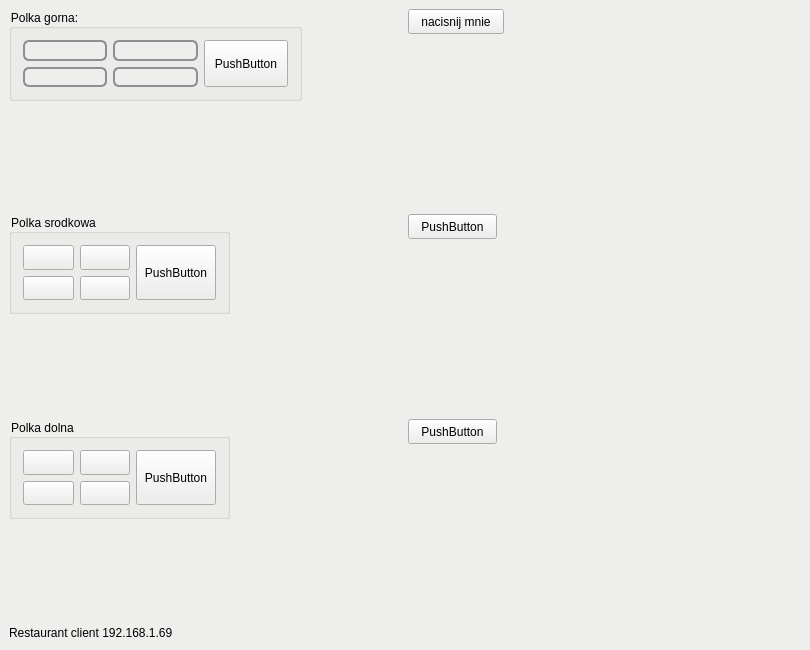
Before: the Qt Designer form soft/restaurant/guiRestaurant/mainwindow.ui in PaulWozny/AA1, drawn with Qt 5.
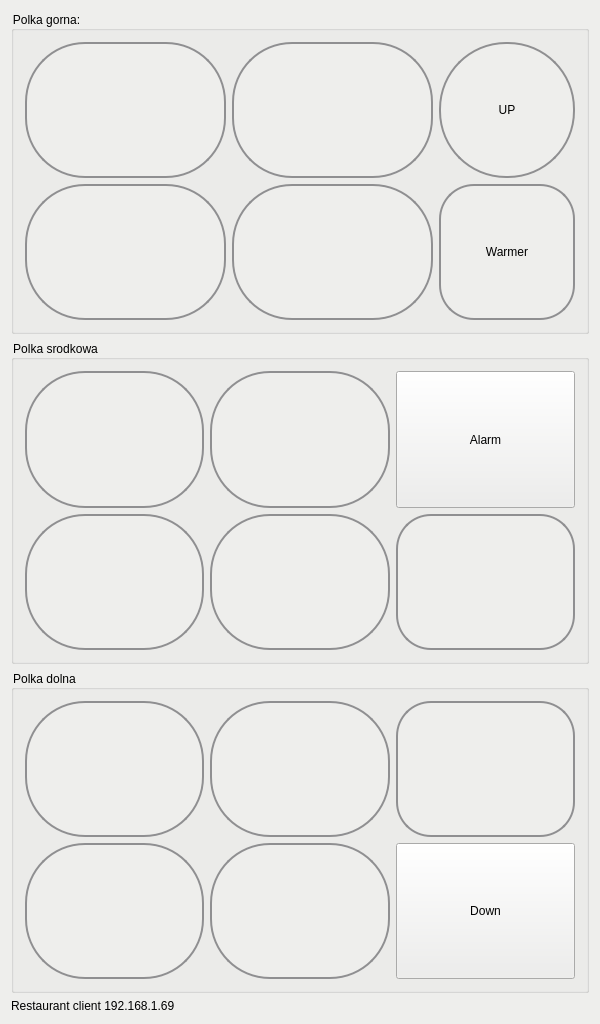
After: the same form once the commit is applied.

```diff
--- a/soft/restaurant/guiRestaurant/mainwindow.ui
+++ b/soft/restaurant/guiRestaurant/mainwindow.ui
@@ -6,10 +6,22 @@
    <rect>
     <x>0</x>
     <y>0</y>
-    <width>810</width>
-    <height>650</height>
+    <width>600</width>
+    <height>1024</height>
    </rect>
   </property>
+  <property name="minimumSize">
+   <size>
+    <width>600</width>
+    <height>1024</height>
+   </size>
+  </property>
+  <property name="maximumSize">
+   <size>
+    <width>600</width>
+    <height>1024</height>
+   </size>
+  </property>
   <property name="windowTitle">
    <string>restauracja</string>
   </property>
@@ -18,58 +30,222 @@
 border-color: rgb(211, 215, 207);</string>
   </property>
   <widget class="QWidget" name="centralWidget">
-   <widget class="QPushButton" name="pushButton_bell">
-    <property name="geometry">
-     <rect>
-      <x>408</x>
-      <y>214</y>
-      <width>89</width>
-      <height>25</height>
-     </rect>
-    </property>
+   <layout class="QGridLayout" name="gridLayout_4">
+    <item row="0" column="0">
+     <widget class="QGroupBox" name="groupBox_upper">
+      <property name="title">
+       <string>Polka gorna:</string>
+      </property>
+      <layout class="QGridLayout" name="gridLayout">
+       <item row="1" column="0">
+        <widget class="QPushButton" name="pushButton_11">
     <property name="sizePolicy">
      <sizepolicy hsizetype="Preferred" vsizetype="Preferred">
       <horstretch>0</horstretch>
       <verstretch>0</verstretch>
      </sizepolicy>
     </property>
+         <property name="styleSheet">
+          <string notr="true">QPushButton {
+	font: 48pt &quot;Ubuntu&quot;;
+    border: 2px solid #8f8f91;
+    border-radius: 60px;
+    background-color: qlineargradient(x1: 0, y1: 0, x2: 0, y2: 1,
+                                      stop: 0 #f6f7fa, stop: 1 #dadbde);
+}
+
+QPushButton:pressed {
+    background-color: qlineargradient(x1: 0, y1: 0, x2: 0, y2: 1,
+                                      stop: 0 #dadbde, stop: 1 #f6f7fa);
+}</string>
+         </property>
     <property name="text">
-     <string>PushButton</string>
-    </property>
-   </widget>
+          <string/>
+         </property>
+        </widget>
+       </item>
+       <item row="1" column="1">
+        <widget class="QPushButton" name="pushButton_12">
+         <property name="sizePolicy">
+          <sizepolicy hsizetype="Preferred" vsizetype="Preferred">
+           <horstretch>0</horstretch>
+           <verstretch>0</verstretch>
+          </sizepolicy>
+         </property>
+         <property name="styleSheet">
+          <string notr="true">QPushButton {
+	font: 48pt &quot;Ubuntu&quot;;
+    border: 2px solid #8f8f91;
+    border-radius: 60px;
+    background-color: qlineargradient(x1: 0, y1: 0, x2: 0, y2: 1,
+                                      stop: 0 #f6f7fa, stop: 1 #dadbde);
+}
+
+QPushButton:pressed {
+    background-color: qlineargradient(x1: 0, y1: 0, x2: 0, y2: 1,
+                                      stop: 0 #dadbde, stop: 1 #f6f7fa);
+}</string>
+         </property>
+         <property name="text">
+          <string/>
+         </property>
+        </widget>
+       </item>
+       <item row="2" column="2">
+        <widget class="QPushButton" name="pushButton_upperHeater">
+         <property name="sizePolicy">
+          <sizepolicy hsizetype="Preferred" vsizetype="Preferred">
+           <horstretch>0</horstretch>
+           <verstretch>0</verstretch>
+          </sizepolicy>
+         </property>
+         <property name="minimumSize">
+          <size>
+           <width>136</width>
+           <height>136</height>
+          </size>
+         </property>
+         <property name="maximumSize">
+          <size>
+           <width>136</width>
+           <height>136</height>
+          </size>
+         </property>
+         <property name="styleSheet">
+          <string notr="true">QPushButton {
+	font: 24pt &quot;Ubuntu&quot;;
+    border: 2px solid #8f8f91;
+    border-radius: 35px;
+    background-color: qlineargradient(x1: 0, y1: 0, x2: 0, y2: 1,
+                                      stop: 0 #f6f7fa, stop: 1 #dadbde);
+}
+
+QPushButton:pressed {
+    
+	background-color: rgb(115, 210, 22);
+}</string>
+         </property>
+         <property name="text">
+          <string>Warmer</string>
+         </property>
+        </widget>
+       </item>
+       <item row="2" column="1">
+        <widget class="QPushButton" name="pushButton_10">
+         <property name="sizePolicy">
+          <sizepolicy hsizetype="Preferred" vsizetype="Preferred">
+           <horstretch>0</horstretch>
+           <verstretch>0</verstretch>
+          </sizepolicy>
+         </property>
+         <property name="styleSheet">
+          <string notr="true">QPushButton {
+	font: 48pt &quot;Ubuntu&quot;;
+    border: 2px solid #8f8f91;
+    border-radius: 60px;
+    background-color: qlineargradient(x1: 0, y1: 0, x2: 0, y2: 1,
+                                      stop: 0 #f6f7fa, stop: 1 #dadbde);
+}
+
+QPushButton:pressed {
+    background-color: qlineargradient(x1: 0, y1: 0, x2: 0, y2: 1,
+                                      stop: 0 #dadbde, stop: 1 #f6f7fa);
+}</string>
+         </property>
+         <property name="text">
+          <string/>
+         </property>
+        </widget>
+       </item>
+       <item row="2" column="0">
+        <widget class="QPushButton" name="pushButton_9">
+         <property name="sizePolicy">
+          <sizepolicy hsizetype="Preferred" vsizetype="Preferred">
+           <horstretch>0</horstretch>
+           <verstretch>0</verstretch>
+          </sizepolicy>
+         </property>
+         <property name="styleSheet">
+          <string notr="true">QPushButton {
+	font: 48pt &quot;Ubuntu&quot;;
+    border: 2px solid #8f8f91;
+    border-radius: 60px;
+    background-color: qlineargradient(x1: 0, y1: 0, x2: 0, y2: 1,
+                                      stop: 0 #f6f7fa, stop: 1 #dadbde);
+}
+
+QPushButton:pressed {
+    background-color: qlineargradient(x1: 0, y1: 0, x2: 0, y2: 1,
+                                      stop: 0 #dadbde, stop: 1 #f6f7fa);
+}</string>
+         </property>
+         <property name="text">
+          <string/>
+         </property>
+        </widget>
+       </item>
+       <item row="1" column="2">
    <widget class="QPushButton" name="pushButton_up">
-    <property name="geometry">
-     <rect>
-      <x>408</x>
-      <y>9</y>
-      <width>96</width>
-      <height>25</height>
-     </rect>
-    </property>
     <property name="sizePolicy">
      <sizepolicy hsizetype="Preferred" vsizetype="Preferred">
       <horstretch>0</horstretch>
       <verstretch>0</verstretch>
      </sizepolicy>
     </property>
+         <property name="minimumSize">
+          <size>
+           <width>136</width>
+           <height>136</height>
+          </size>
+         </property>
+         <property name="maximumSize">
+          <size>
+           <width>136</width>
+           <height>136</height>
+          </size>
+         </property>
+         <property name="styleSheet">
+          <string notr="true">QPushButton {
+	font: 48pt &quot;Ubuntu&quot;;
+    border: 2px solid #8f8f91;
+    border-radius: 67px;
+    background-color: qlineargradient(x1: 0, y1: 0, x2: 0, y2: 1,
+                                      stop: 0 #f6f7fa, stop: 1 #dadbde);
+}
+
+QPushButton:pressed {
+    background-color: qlineargradient(x1: 0, y1: 0, x2: 0, y2: 1,
+                                      stop: 0 #dadbde, stop: 1 #f6f7fa);
+}</string>
+         </property>
     <property name="text">
-     <string>nacisnij mnie</string>
-    </property>
-   </widget>
+          <string>UP</string>
+         </property>
+        </widget>
+       </item>
+      </layout>
+     </widget>
+    </item>
+    <item row="3" column="0">
+     <widget class="QLabel" name="label">
+      <property name="sizePolicy">
+       <sizepolicy hsizetype="Preferred" vsizetype="Fixed">
+        <horstretch>0</horstretch>
+        <verstretch>0</verstretch>
+       </sizepolicy>
+      </property>
+      <property name="text">
+       <string>Restaurant client 192.168.1.69</string>
+      </property>
+     </widget>
+    </item>
+    <item row="2" column="0">
    <widget class="QGroupBox" name="groupBox_lower">
-    <property name="geometry">
-     <rect>
-      <x>9</x>
-      <y>419</y>
-      <width>221</width>
-      <height>100</height>
-     </rect>
-    </property>
     <property name="title">
      <string>Polka dolna</string>
     </property>
     <layout class="QGridLayout" name="gridLayout_3">
-     <item row="0" column="1">
+       <item row="1" column="1">
       <widget class="QPushButton" name="pushButton_4">
        <property name="sizePolicy">
         <sizepolicy hsizetype="Preferred" vsizetype="Preferred">
@@ -77,12 +253,26 @@
          <verstretch>0</verstretch>
         </sizepolicy>
        </property>
+         <property name="styleSheet">
+          <string notr="true">QPushButton {
+	font: 48pt &quot;Ubuntu&quot;;
+    border: 2px solid #8f8f91;
+    border-radius: 60px;
+    background-color: qlineargradient(x1: 0, y1: 0, x2: 0, y2: 1,
+                                      stop: 0 #f6f7fa, stop: 1 #dadbde);
+}
+
+QPushButton:pressed {
+    background-color: qlineargradient(x1: 0, y1: 0, x2: 0, y2: 1,
+                                      stop: 0 #dadbde, stop: 1 #f6f7fa);
+}</string>
+         </property>
        <property name="text">
         <string/>
        </property>
       </widget>
      </item>
-     <item row="0" column="0">
+       <item row="1" column="0">
       <widget class="QPushButton" name="pushButton_3">
        <property name="sizePolicy">
         <sizepolicy hsizetype="Preferred" vsizetype="Preferred">
@@ -90,12 +280,26 @@
          <verstretch>0</verstretch>
         </sizepolicy>
        </property>
+         <property name="styleSheet">
+          <string notr="true">QPushButton {
+	font: 48pt &quot;Ubuntu&quot;;
+    border: 2px solid #8f8f91;
+    border-radius: 60px;
+    background-color: qlineargradient(x1: 0, y1: 0, x2: 0, y2: 1,
+                                      stop: 0 #f6f7fa, stop: 1 #dadbde);
+}
+
+QPushButton:pressed {
+    background-color: qlineargradient(x1: 0, y1: 0, x2: 0, y2: 1,
+                                      stop: 0 #dadbde, stop: 1 #f6f7fa);
+}</string>
+         </property>
        <property name="text">
         <string/>
        </property>
       </widget>
      </item>
-     <item row="1" column="0">
+       <item row="2" column="0">
       <widget class="QPushButton" name="pushButton_1">
        <property name="sizePolicy">
         <sizepolicy hsizetype="Preferred" vsizetype="Preferred">
@@ -103,12 +307,26 @@
          <verstretch>0</verstretch>
         </sizepolicy>
        </property>
+         <property name="styleSheet">
+          <string notr="true">QPushButton {
+	font: 48pt &quot;Ubuntu&quot;;
+    border: 2px solid #8f8f91;
+    border-radius: 60px;
+    background-color: qlineargradient(x1: 0, y1: 0, x2: 0, y2: 1,
+                                      stop: 0 #f6f7fa, stop: 1 #dadbde);
+}
+
+QPushButton:pressed {
+    background-color: qlineargradient(x1: 0, y1: 0, x2: 0, y2: 1,
+                                      stop: 0 #dadbde, stop: 1 #f6f7fa);
+}</string>
+         </property>
        <property name="text">
         <string/>
        </property>
       </widget>
      </item>
-     <item row="1" column="1">
+       <item row="2" column="1">
       <widget class="QPushButton" name="pushButton_2">
        <property name="sizePolicy">
         <sizepolicy hsizetype="Preferred" vsizetype="Preferred">
@@ -116,12 +334,26 @@
          <verstretch>0</verstretch>
         </sizepolicy>
        </property>
+         <property name="styleSheet">
+          <string notr="true">QPushButton {
+	font: 48pt &quot;Ubuntu&quot;;
+    border: 2px solid #8f8f91;
+    border-radius: 60px;
+    background-color: qlineargradient(x1: 0, y1: 0, x2: 0, y2: 1,
+                                      stop: 0 #f6f7fa, stop: 1 #dadbde);
+}
+
+QPushButton:pressed {
+    background-color: qlineargradient(x1: 0, y1: 0, x2: 0, y2: 1,
+                                      stop: 0 #dadbde, stop: 1 #f6f7fa);
+}</string>
+         </property>
        <property name="text">
         <string/>
        </property>
       </widget>
      </item>
-     <item row="0" column="2" rowspan="2">
+       <item row="1" column="2">
       <widget class="QPushButton" name="pushButton_lowerHeater">
        <property name="sizePolicy">
         <sizepolicy hsizetype="Preferred" vsizetype="Preferred">
@@ -129,156 +361,48 @@
          <verstretch>0</verstretch>
         </sizepolicy>
        </property>
+         <property name="styleSheet">
+          <string notr="true">QPushButton {
+	font: 48pt &quot;Ubuntu&quot;;
+    border: 2px solid #8f8f91;
+    border-radius: 35px;
+    background-color: qlineargradient(x1: 0, y1: 0, x2: 0, y2: 1,
+                                      stop: 0 #f6f7fa, stop: 1 #dadbde);
+}
+
+QPushButton:pressed {
+    background-color: qlineargradient(x1: 0, y1: 0, x2: 0, y2: 1,
+                                      stop: 0 #dadbde, stop: 1 #f6f7fa);
+}</string>
+         </property>
        <property name="text">
-        <string>PushButton</string>
+          <string/>
+         </property>
+        </widget>
+       </item>
+       <item row="2" column="2">
+        <widget class="QPushButton" name="pushButton_down">
+         <property name="sizePolicy">
+          <sizepolicy hsizetype="Preferred" vsizetype="Preferred">
+           <horstretch>0</horstretch>
+           <verstretch>0</verstretch>
+          </sizepolicy>
+         </property>
+         <property name="text">
+          <string>Down</string>
        </property>
       </widget>
      </item>
     </layout>
-   </widget>
-   <widget class="QGroupBox" name="groupBox_upper">
-    <property name="geometry">
-     <rect>
-      <x>9</x>
-      <y>9</y>
-      <width>293</width>
-      <height>92</height>
-     </rect>
-    </property>
-    <property name="title">
-     <string>Polka gorna:</string>
-    </property>
-    <layout class="QGridLayout" name="gridLayout">
-     <item row="0" column="0">
-      <widget class="QPushButton" name="pushButton_11">
-       <property name="sizePolicy">
-        <sizepolicy hsizetype="Preferred" vsizetype="Preferred">
-         <horstretch>0</horstretch>
-         <verstretch>0</verstretch>
-        </sizepolicy>
-       </property>
-       <property name="styleSheet">
-        <string notr="true">QPushButton {
-    border: 2px solid #8f8f91;
-    border-radius: 6px;
-    background-color: qlineargradient(x1: 0, y1: 0, x2: 0, y2: 1,
-                                      stop: 0 #f6f7fa, stop: 1 #dadbde);
-    min-width: 80px;
-}</string>
-       </property>
-       <property name="text">
-        <string/>
-       </property>
-      </widget>
-     </item>
-     <item row="1" column="1">
-      <widget class="QPushButton" name="pushButton_10">
-       <property name="sizePolicy">
-        <sizepolicy hsizetype="Preferred" vsizetype="Preferred">
-         <horstretch>0</horstretch>
-         <verstretch>0</verstretch>
-        </sizepolicy>
-       </property>
-       <property name="styleSheet">
-        <string notr="true">QPushButton {
-    border: 2px solid #8f8f91;
-    border-radius: 6px;
-    background-color: qlineargradient(x1: 0, y1: 0, x2: 0, y2: 1,
-                                      stop: 0 #f6f7fa, stop: 1 #dadbde);
-    min-width: 80px;
-}</string>
-       </property>
-       <property name="text">
-        <string/>
-       </property>
-      </widget>
-     </item>
-     <item row="0" column="1">
-      <widget class="QPushButton" name="pushButton_12">
-       <property name="sizePolicy">
-        <sizepolicy hsizetype="Preferred" vsizetype="Preferred">
-         <horstretch>0</horstretch>
-         <verstretch>0</verstretch>
-        </sizepolicy>
-       </property>
-       <property name="styleSheet">
-        <string notr="true">QPushButton {
-    border: 2px solid #8f8f91;
-    border-radius: 6px;
-    background-color: qlineargradient(x1: 0, y1: 0, x2: 0, y2: 1,
-                                      stop: 0 #f6f7fa, stop: 1 #dadbde);
-    min-width: 80px;
-}</string>
-       </property>
-       <property name="text">
-        <string/>
-       </property>
       </widget>
      </item>
      <item row="1" column="0">
-      <widget class="QPushButton" name="pushButton_9">
-       <property name="sizePolicy">
-        <sizepolicy hsizetype="Preferred" vsizetype="Preferred">
-         <horstretch>0</horstretch>
-         <verstretch>0</verstretch>
-        </sizepolicy>
-       </property>
-       <property name="styleSheet">
-        <string notr="true">QPushButton {
-    border: 2px solid #8f8f91;
-    border-radius: 6px;
-    background-color: qlineargradient(x1: 0, y1: 0, x2: 0, y2: 1,
-                                      stop: 0 #f6f7fa, stop: 1 #dadbde);
-    min-width: 80px;
-}</string>
-       </property>
-       <property name="text">
-        <string/>
-       </property>
-      </widget>
-     </item>
-     <item row="0" column="2" rowspan="2">
-      <widget class="QPushButton" name="pushButton_upperHeater">
-       <property name="sizePolicy">
-        <sizepolicy hsizetype="Preferred" vsizetype="Preferred">
-         <horstretch>0</horstretch>
-         <verstretch>0</verstretch>
-        </sizepolicy>
-       </property>
-       <property name="text">
-        <string>PushButton</string>
-       </property>
-      </widget>
-     </item>
-    </layout>
-   </widget>
    <widget class="QGroupBox" name="groupBox_middle">
-    <property name="geometry">
-     <rect>
-      <x>9</x>
-      <y>214</y>
-      <width>221</width>
-      <height>100</height>
-     </rect>
-    </property>
     <property name="title">
      <string>Polka srodkowa</string>
     </property>
     <layout class="QGridLayout" name="gridLayout_2">
-     <item row="0" column="2" rowspan="2">
-      <widget class="QPushButton" name="pushButton_middleHeater">
-       <property name="sizePolicy">
-        <sizepolicy hsizetype="Preferred" vsizetype="Preferred">
-         <horstretch>0</horstretch>
-         <verstretch>0</verstretch>
-        </sizepolicy>
-       </property>
-       <property name="text">
-        <string>PushButton</string>
-       </property>
-      </widget>
-     </item>
-     <item row="0" column="0">
+       <item row="1" column="0">
       <widget class="QPushButton" name="pushButton_7">
        <property name="sizePolicy">
         <sizepolicy hsizetype="Preferred" vsizetype="Preferred">
@@ -286,12 +410,26 @@
          <verstretch>0</verstretch>
         </sizepolicy>
        </property>
+         <property name="styleSheet">
+          <string notr="true">QPushButton {
+	font: 48pt &quot;Ubuntu&quot;;
+    border: 2px solid #8f8f91;
+    border-radius: 60px;
+    background-color: qlineargradient(x1: 0, y1: 0, x2: 0, y2: 1,
+                                      stop: 0 #f6f7fa, stop: 1 #dadbde);
+}
+
+QPushButton:pressed {
+    background-color: qlineargradient(x1: 0, y1: 0, x2: 0, y2: 1,
+                                      stop: 0 #dadbde, stop: 1 #f6f7fa);
+}</string>
+         </property>
        <property name="text">
         <string/>
        </property>
       </widget>
      </item>
-     <item row="0" column="1">
+       <item row="1" column="1">
       <widget class="QPushButton" name="pushButton_8">
        <property name="sizePolicy">
         <sizepolicy hsizetype="Preferred" vsizetype="Preferred">
@@ -299,12 +437,26 @@
          <verstretch>0</verstretch>
         </sizepolicy>
        </property>
+         <property name="styleSheet">
+          <string notr="true">QPushButton {
+	font: 48pt &quot;Ubuntu&quot;;
+    border: 2px solid #8f8f91;
+    border-radius: 60px;
+    background-color: qlineargradient(x1: 0, y1: 0, x2: 0, y2: 1,
+                                      stop: 0 #f6f7fa, stop: 1 #dadbde);
+}
+
+QPushButton:pressed {
+    background-color: qlineargradient(x1: 0, y1: 0, x2: 0, y2: 1,
+                                      stop: 0 #dadbde, stop: 1 #f6f7fa);
+}</string>
+         </property>
        <property name="text">
         <string/>
        </property>
       </widget>
      </item>
-     <item row="1" column="0">
+       <item row="2" column="0">
       <widget class="QPushButton" name="pushButton_5">
        <property name="sizePolicy">
         <sizepolicy hsizetype="Preferred" vsizetype="Preferred">
@@ -312,12 +464,26 @@
          <verstretch>0</verstretch>
         </sizepolicy>
        </property>
+         <property name="styleSheet">
+          <string notr="true">QPushButton {
+	font: 48pt &quot;Ubuntu&quot;;
+    border: 2px solid #8f8f91;
+    border-radius: 60px;
+    background-color: qlineargradient(x1: 0, y1: 0, x2: 0, y2: 1,
+                                      stop: 0 #f6f7fa, stop: 1 #dadbde);
+}
+
+QPushButton:pressed {
+    background-color: qlineargradient(x1: 0, y1: 0, x2: 0, y2: 1,
+                                      stop: 0 #dadbde, stop: 1 #f6f7fa);
+}</string>
+         </property>
        <property name="text">
         <string/>
        </property>
       </widget>
      </item>
-     <item row="1" column="1">
+       <item row="2" column="1">
       <widget class="QPushButton" name="pushButton_6">
        <property name="sizePolicy">
         <sizepolicy hsizetype="Preferred" vsizetype="Preferred">
@@ -325,51 +491,75 @@
          <verstretch>0</verstretch>
         </sizepolicy>
        </property>
+         <property name="styleSheet">
+          <string notr="true">QPushButton {
+	font: 48pt &quot;Ubuntu&quot;;
+    border: 2px solid #8f8f91;
+    border-radius: 60px;
+    background-color: qlineargradient(x1: 0, y1: 0, x2: 0, y2: 1,
+                                      stop: 0 #f6f7fa, stop: 1 #dadbde);
+}
+
+QPushButton:pressed {
+    background-color: qlineargradient(x1: 0, y1: 0, x2: 0, y2: 1,
+                                      stop: 0 #dadbde, stop: 1 #f6f7fa);
+}</string>
+         </property>
        <property name="text">
         <string/>
        </property>
       </widget>
      </item>
-    </layout>
-   </widget>
-   <widget class="QPushButton" name="pushButton_down">
-    <property name="geometry">
-     <rect>
-      <x>408</x>
-      <y>419</y>
-      <width>89</width>
-      <height>25</height>
-     </rect>
-    </property>
+       <item row="2" column="2">
+        <widget class="QPushButton" name="pushButton_middleHeater">
     <property name="sizePolicy">
      <sizepolicy hsizetype="Preferred" vsizetype="Preferred">
       <horstretch>0</horstretch>
       <verstretch>0</verstretch>
      </sizepolicy>
     </property>
+         <property name="styleSheet">
+          <string notr="true">QPushButton {
+	font: 48pt &quot;Ubuntu&quot;;
+    border: 2px solid #8f8f91;
+    border-radius: 35px;
+    background-color: qlineargradient(x1: 0, y1: 0, x2: 0, y2: 1,
+                                      stop: 0 #f6f7fa, stop: 1 #dadbde);
+}
+
+QPushButton:pressed {
+    background-color: qlineargradient(x1: 0, y1: 0, x2: 0, y2: 1,
+                                      stop: 0 #dadbde, stop: 1 #f6f7fa);
+}</string>
+         </property>
     <property name="text">
-     <string>PushButton</string>
-    </property>
-   </widget>
-   <widget class="QLabel" name="label">
-    <property name="geometry">
-     <rect>
-      <x>9</x>
-      <y>624</y>
-      <width>208</width>
-      <height>17</height>
-     </rect>
-    </property>
+          <string/>
+         </property>
+        </widget>
+       </item>
+       <item row="1" column="2">
+        <widget class="QPushButton" name="pushButton_bell">
     <property name="sizePolicy">
-     <sizepolicy hsizetype="Preferred" vsizetype="Fixed">
+          <sizepolicy hsizetype="Preferred" vsizetype="Preferred">
       <horstretch>0</horstretch>
       <verstretch>0</verstretch>
      </sizepolicy>
     </property>
+         <property name="minimumSize">
+          <size>
+           <width>136</width>
+           <height>0</height>
+          </size>
+         </property>
     <property name="text">
-     <string>Restaurant client 192.168.1.69</string>
-    </property>
-   </widget>
+          <string>Alarm</string>
+         </property>
+        </widget>
+       </item>
+      </layout>
+     </widget>
+    </item>
+   </layout>
   </widget>
  </widget>
  <layoutdefault spacing="6" margin="11"/>
```
Lines whose indentation alone changed are shown as unchanged.
